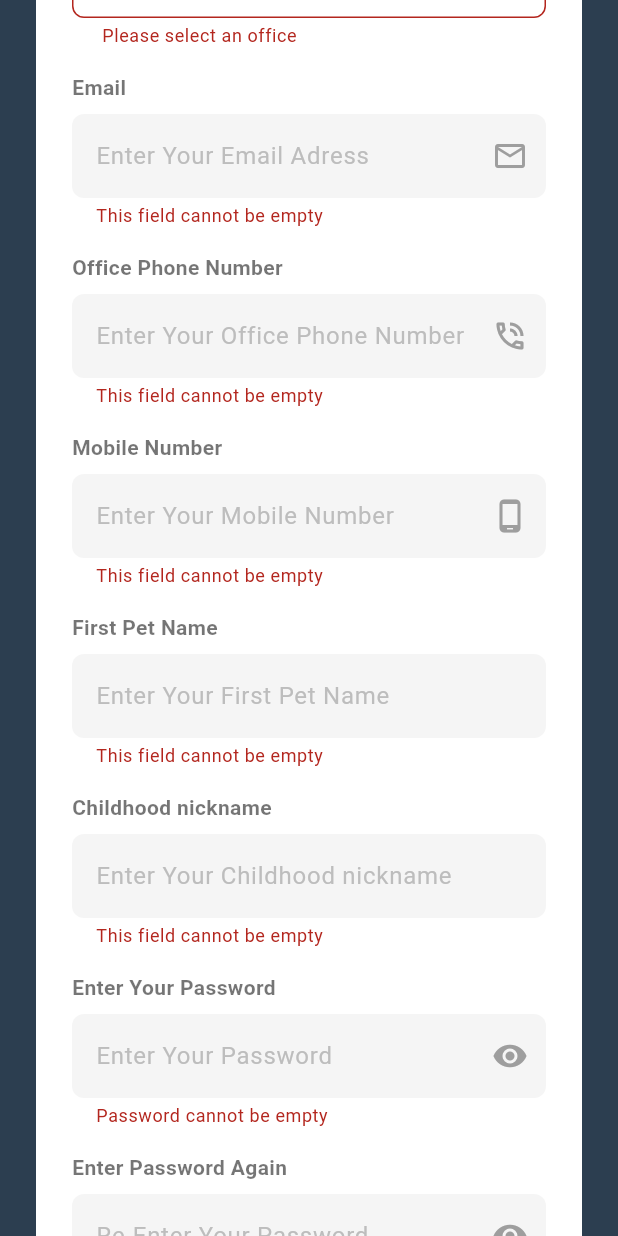
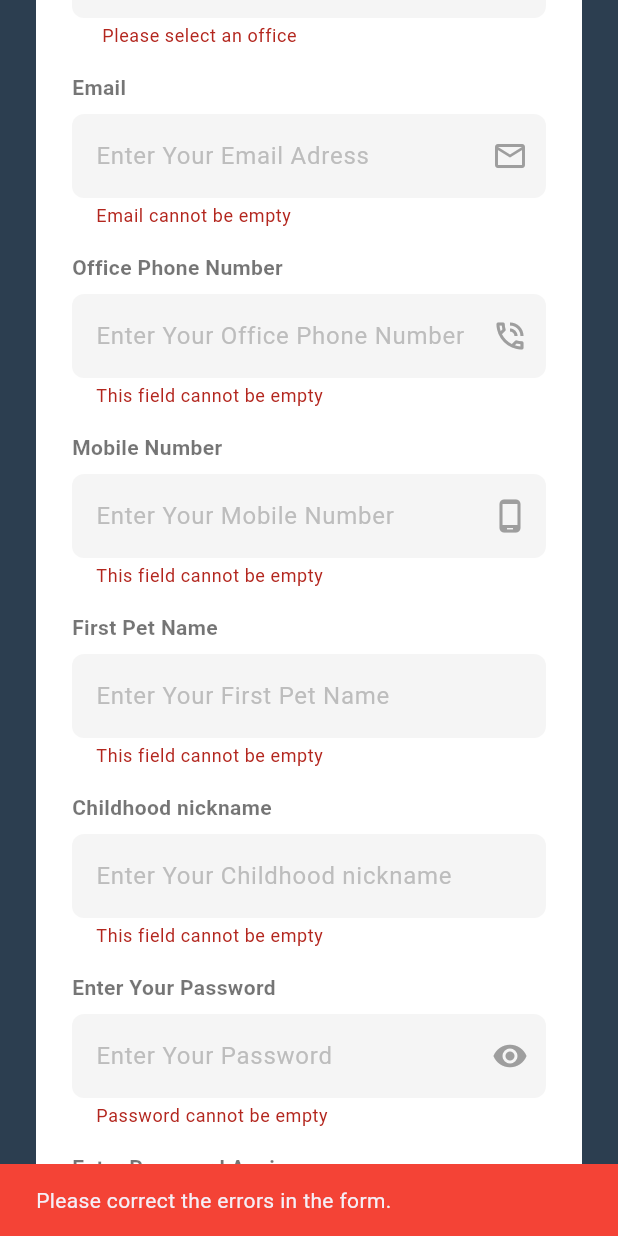
Before and after one commit to Vihanga-manodhya/buildCare-app, a Flutter app: the SignUpScreen screen opened directly, scrolled down 464 dp, after a tap on "Sign Up", on a phone screen of 412 x 824 dp. Run offline on Flutter 3.47's test engine with Material 3 defaults, Android fonts, the phone set to English and light mode, and no system bars.

Commit message:
Add and Updated
add the dashboard to the  District Engineer and  update the signup page.

```diff
--- a/lib/DistrictEng/signup.dart
+++ b/lib/DistrictEng/signup.dart
@@ -1,4 +1,6 @@
 import 'package:flutter/material.dart';
+// Assuming your DashboardScreen is in a separate file named dashboard_screen.dart
+import 'dashboard_screen.dart'; // <--- ADDED IMPORT
 
 class SignUpScreen extends StatefulWidget {
   const SignUpScreen({super.key});
@@ -16,6 +18,33 @@ class _SignUpScreenState extends State<SignUpScreen> {
 
   // Form key for validation
   final _formKey = GlobalKey<FormState>();
+
+  // Controllers for text fields to retrieve values (optional, but good practice)
+  final TextEditingController _nameController = TextEditingController();
+  final TextEditingController _nicController = TextEditingController();
+  final TextEditingController _emailController = TextEditingController();
+  final TextEditingController _officePhoneController = TextEditingController();
+  final TextEditingController _mobileController = TextEditingController();
+  final TextEditingController _petNameController = TextEditingController();
+  final TextEditingController _nicknameController = TextEditingController();
+  final TextEditingController _passwordController = TextEditingController();
+  final TextEditingController _confirmPasswordController = TextEditingController();
+
+  // Dispose controllers to free up memory
+  @override
+  void dispose() {
+    _nameController.dispose();
+    _nicController.dispose();
+    _emailController.dispose();
+    _officePhoneController.dispose();
+    _mobileController.dispose();
+    _petNameController.dispose();
+    _nicknameController.dispose();
+    _passwordController.dispose();
+    _confirmPasswordController.dispose();
+    super.dispose();
+  }
+
 
   @override
   Widget build(BuildContext context) {
@@ -47,6 +76,7 @@ class _SignUpScreenState extends State<SignUpScreen> {
                     _buildTextField(
                       hint: 'Enter Your Name',
                       icon: Icons.person_outline,
+                      controller: _nameController, // Added controller
                     ),
                     const SizedBox(height: 16),
 
@@ -55,6 +85,8 @@ class _SignUpScreenState extends State<SignUpScreen> {
                     _buildTextField(
                       hint: 'Enter Your NIC',
                       icon: Icons.credit_card_outlined,
+                      controller: _nicController, // Added controller
+                      keyboardType: TextInputType.text, // Assuming text/mixed input for NIC
                     ),
                     const SizedBox(height: 16),
 
@@ -68,6 +100,18 @@ class _SignUpScreenState extends State<SignUpScreen> {
                     _buildTextField(
                       hint: 'Enter Your Email Adress',
                       icon: Icons.email_outlined,
+                      controller: _emailController, // Added controller
+                      keyboardType: TextInputType.emailAddress,
+                      validator: (value) {
+                        if (value == null || value.isEmpty) {
+                          return 'Email cannot be empty';
+                        }
+                        // Simple email regex for basic validation
+                        if (!RegExp(r'^[^@]+@[^@]+\.[^@]+').hasMatch(value)) {
+                          return 'Enter a valid email address';
+                        }
+                        return null;
+                      },
                     ),
                     const SizedBox(height: 16),
 
@@ -76,6 +120,8 @@ class _SignUpScreenState extends State<SignUpScreen> {
                     _buildTextField(
                       hint: 'Enter Your Office Phone Number',
                       icon: Icons.phone_in_talk_outlined,
+                      controller: _officePhoneController, // Added controller
+                      keyboardType: TextInputType.phone,
                     ),
                     const SizedBox(height: 16),
 
@@ -84,16 +130,24 @@ class _SignUpScreenState extends State<SignUpScreen> {
                     _buildTextField(
                       hint: 'Enter Your Mobile Number',
                       icon: Icons.phone_android_outlined,
+                      controller: _mobileController, // Added controller
+                      keyboardType: TextInputType.phone,
                     ),
                     const SizedBox(height: 16),
 
                     // --- Security Question Fields ---
                     _buildLabel('First Pet Name'),
-                    _buildTextField(hint: 'Enter Your First Pet Name'),
+                    _buildTextField(
+                      hint: 'Enter Your First Pet Name',
+                      controller: _petNameController, // Added controller
+                    ),
                     const SizedBox(height: 16),
 
                     _buildLabel('Childhood nickname'),
-                    _buildTextField(hint: 'Enter Your Childhood nickname'),
+                    _buildTextField(
+                      hint: 'Enter Your Childhood nickname',
+                      controller: _nicknameController, // Added controller
+                    ),
                     const SizedBox(height: 16),
 
                     // --- Password Field ---
@@ -101,6 +155,7 @@ class _SignUpScreenState extends State<SignUpScreen> {
                     _buildPasswordField(
                       hint: 'Enter Your Password',
                       isPasswordVisible: _isPasswordVisible,
+                      controller: _passwordController, // Added controller
                       onToggleVisibility: () {
                         setState(
                           () => _isPasswordVisible = !_isPasswordVisible,
@@ -114,6 +169,16 @@ class _SignUpScreenState extends State<SignUpScreen> {
                     _buildPasswordField(
                       hint: 'Re-Enter Your Password',
                       isPasswordVisible: _isConfirmPasswordVisible,
+                      controller: _confirmPasswordController, // Added controller
+                      validator: (value) {
+                        if (value == null || value.isEmpty) {
+                          return 'Please confirm your password';
+                        }
+                        if (value != _passwordController.text) {
+                          return 'Passwords do not match';
+                        }
+                        return null;
+                      },
                       onToggleVisibility: () {
                         setState(
                           () => _isConfirmPasswordVisible =
@@ -153,9 +218,17 @@ class _SignUpScreenState extends State<SignUpScreen> {
     );
   }
 
-  // Helper widget for standard text fields
-  Widget _buildTextField({required String hint, IconData? icon}) {
+  // Helper widget for standard text fields (Updated to accept controller and keyboardType)
+  Widget _buildTextField({
+    required String hint,
+    IconData? icon,
+    TextEditingController? controller,
+    TextInputType keyboardType = TextInputType.text,
+    String? Function(String?)? validator,
+  }) {
     return TextFormField(
+      controller: controller,
+      keyboardType: keyboardType,
       decoration: InputDecoration(
         hintText: hint,
         hintStyle: TextStyle(color: Colors.grey.shade400),
@@ -166,8 +239,17 @@ class _SignUpScreenState extends State<SignUpScreen> {
           borderRadius: BorderRadius.circular(8),
           borderSide: BorderSide.none,
         ),
+        enabledBorder: OutlineInputBorder(
+          borderRadius: BorderRadius.circular(8),
+          borderSide: BorderSide(color: Colors.grey.shade300, width: 0.5),
         ),
-      validator: (value) {
+        focusedBorder: OutlineInputBorder(
+          borderRadius: BorderRadius.circular(8),
+          borderSide: const BorderSide(color: Colors.blue, width: 2),
+        ),
+      ),
+      validator: validator ??
+          (value) {
             if (value == null || value.isEmpty) {
               return 'This field cannot be empty';
             }
@@ -176,13 +258,16 @@ class _SignUpScreenState extends State<SignUpScreen> {
     );
   }
 
-  // Helper widget for password fields
+  // Helper widget for password fields (Updated to accept controller)
   Widget _buildPasswordField({
     required String hint,
     required bool isPasswordVisible,
     required VoidCallback onToggleVisibility,
+    TextEditingController? controller,
+    String? Function(String?)? validator, // Added optional validator
   }) {
     return TextFormField(
+      controller: controller,
       obscureText: !isPasswordVisible,
       decoration: InputDecoration(
         hintText: hint,
@@ -200,8 +285,17 @@ class _SignUpScreenState extends State<SignUpScreen> {
           borderRadius: BorderRadius.circular(8),
           borderSide: BorderSide.none,
         ),
+        enabledBorder: OutlineInputBorder(
+          borderRadius: BorderRadius.circular(8),
+          borderSide: BorderSide(color: Colors.grey.shade300, width: 0.5),
         ),
-      validator: (value) {
+        focusedBorder: OutlineInputBorder(
+          borderRadius: BorderRadius.circular(8),
+          borderSide: const BorderSide(color: Colors.blue, width: 2),
+        ),
+      ),
+      validator: validator ??
+          (value) {
             if (value == null || value.isEmpty) {
               return 'Password cannot be empty';
             }
@@ -223,8 +317,7 @@ class _SignUpScreenState extends State<SignUpScreen> {
           _selectedUserType = newValue;
         });
       },
-      items:
-          <String>[
+      items: <String>[
         'Principal',
         'Technical Officer',
         'District Eng.',
@@ -234,18 +327,18 @@ class _SignUpScreenState extends State<SignUpScreen> {
       }).toList(),
       decoration: InputDecoration(
         filled: true,
-        fillColor: Colors.white,
+        fillColor: Colors.grey.shade100,
         contentPadding: const EdgeInsets.symmetric(
           horizontal: 16,
           vertical: 12,
         ),
         border: OutlineInputBorder(
           borderRadius: BorderRadius.circular(8),
-          borderSide: BorderSide(color: Colors.grey.shade300),
+          borderSide: BorderSide.none, // Changed to match text field style
         ),
         enabledBorder: OutlineInputBorder(
           borderRadius: BorderRadius.circular(8),
-          borderSide: BorderSide(color: Colors.grey.shade300),
+          borderSide: BorderSide(color: Colors.grey.shade300, width: 0.5),
         ),
         focusedBorder: OutlineInputBorder(
           borderRadius: BorderRadius.circular(8),
@@ -269,22 +362,21 @@ class _SignUpScreenState extends State<SignUpScreen> {
       items: <String>['Galle', 'Matara', 'Hambantota']
           .map<DropdownMenuItem<String>>((String value) {
         return DropdownMenuItem<String>(value: value, child: Text(value));
-          })
-          .toList(),
+      }).toList(),
       decoration: InputDecoration(
         filled: true,
-        fillColor: Colors.white,
+        fillColor: Colors.grey.shade100, // Changed to match text field style
         contentPadding: const EdgeInsets.symmetric(
           horizontal: 16,
           vertical: 12,
         ),
         border: OutlineInputBorder(
           borderRadius: BorderRadius.circular(8),
-          borderSide: BorderSide(color: Colors.grey.shade300),
+          borderSide: BorderSide.none, // Changed to match text field style
         ),
         enabledBorder: OutlineInputBorder(
           borderRadius: BorderRadius.circular(8),
-          borderSide: BorderSide(color: Colors.grey.shade300),
+          borderSide: BorderSide(color: Colors.grey.shade300, width: 0.5),
         ),
         focusedBorder: OutlineInputBorder(
           borderRadius: BorderRadius.circular(8),
@@ -295,7 +387,7 @@ class _SignUpScreenState extends State<SignUpScreen> {
     );
   }
 
-  // Helper widget for the Sign Up button
+  // Helper widget for the Sign Up button (UPDATED LOGIC)
   Widget _buildSignUpButton() {
     return Container(
       width: double.infinity,
@@ -317,11 +409,25 @@ class _SignUpScreenState extends State<SignUpScreen> {
       ),
       child: ElevatedButton(
         onPressed: () {
+          // Validate returns true if the form is valid, or false otherwise.
           if (_formKey.currentState!.validate()) {
-            // If the form is valid, display a snackbar.
-            ScaffoldMessenger.of(
+            // If the form is valid, navigate to the Dashboard Screen
+            // Using pushReplacement removes the SignUpScreen from the stack,
+            // so the user cannot go back to it with the back button.
+            Navigator.pushReplacement(
               context,
-            ).showSnackBar(const SnackBar(content: Text('Processing Data')));
+              MaterialPageRoute(
+                builder: (context) => const DashboardScreen(),
+              ),
+            );
+          } else {
+            // Optional: Show a generic error if validation fails
+            ScaffoldMessenger.of(context).showSnackBar(
+              const SnackBar(
+                content: Text('Please correct the errors in the form.'),
+                backgroundColor: Colors.red,
+              ),
+            );
           }
         },
         style: ElevatedButton.styleFrom(
@@ -358,9 +464,9 @@ class _SignUpScreenState extends State<SignUpScreen> {
                 color: Colors.blue.shade700,
                 fontWeight: FontWeight.bold,
               ),
-              // Add recognizer for tap events
+              // You can uncomment this section when you have a Sign In screen
               // recognizer: TapGestureRecognizer()..onTap = () {
-              //   print('Navigate to Sign In screen');
+              //    print('Navigate to Sign In screen');
               // },
             ),
           ],
@@ -369,3 +475,26 @@ class _SignUpScreenState extends State<SignUpScreen> {
     );
   }
 }
+// If you are putting both classes in one file, include the DashboardScreen here:
+/*
+class DashboardScreen extends StatelessWidget {
+  const DashboardScreen({super.key});
+
+  @override
+  Widget build(BuildContext context) {
+    return Scaffold(
+      appBar: AppBar(
+        title: const Text('BuildCare Dashboard'),
+        backgroundColor: const Color(0xFF2C3E50),
+        foregroundColor: Colors.white,
+      ),
+      body: const Center(
+        child: Text(
+          'Welcome to the Dashboard!',
+          style: TextStyle(fontSize: 24, fontWeight: FontWeight.bold),
+        ),
+      ),
+    );
+  }
+}
+*/
```
Also changed, not shown: lib/DistrictEng/dashboard_screen.dart (added, +464 -0 lines). Lines whose indentation alone changed are shown as unchanged.
